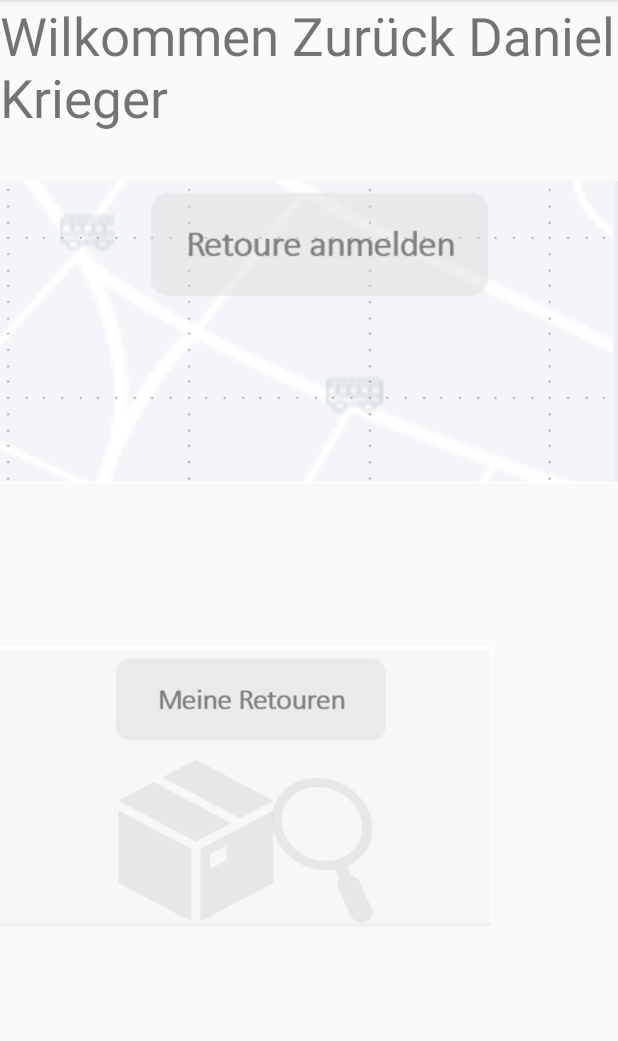
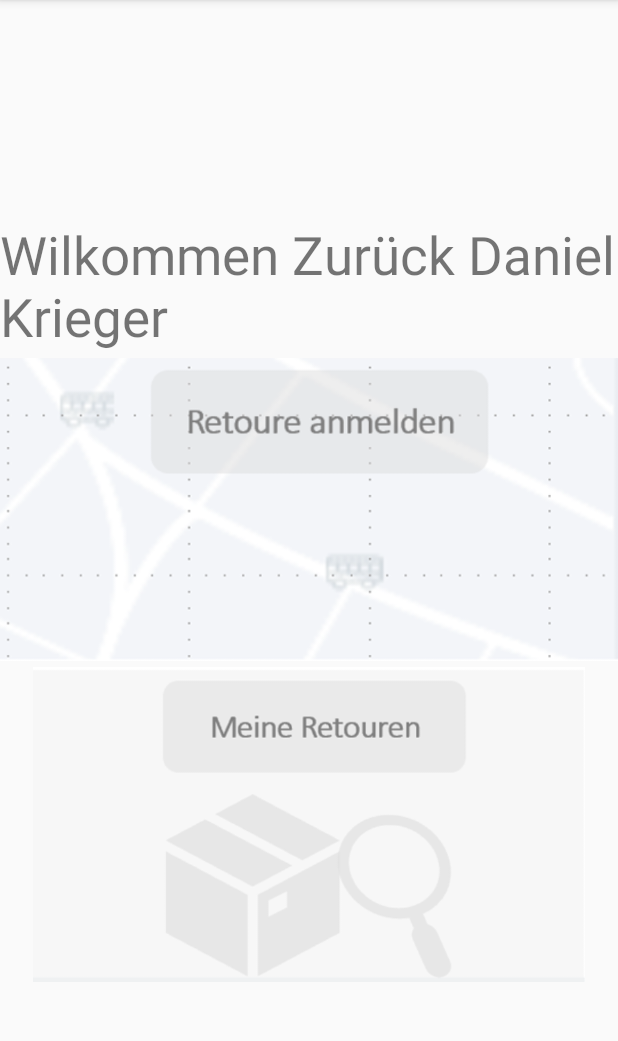
Before and after one commit to DanielKriegerTU/ReTu2, an Android app: the screen it shows after launch (MainMenu), on a phone screen of 412 x 824 dp, the part 84-1125 px from its top. Run offline under Robolectric (Android 15) with nearby library versions, the phone set to English and light mode, and no system bars; our stand-ins replace Room's generated code; libraries missing offline, so code that uses them is left out: android.arch.persistence.

```diff
--- a/app/src/main/java/com/example/danie/retu/RetourenDAO.java
+++ b/app/src/main/java/com/example/danie/retu/RetourenDAO.java
@@ -18,7 +18,7 @@ public interface RetourenDAO {
     @Query("DELETE FROM retouren")
     void deleteAll();
 
-    @Query(("DELETE FROM retouren WHERE retoureID = :ID" ))
+    @Query("DELETE FROM retouren WHERE retoureID = :ID" )
      void deleteById(String ID);
 
     @Update
@@ -27,4 +27,10 @@ public interface RetourenDAO {
     @Query("SELECT * from retouren")
      List<RetourenEntity> getAllRetouren();
 
+    @Query("SELECT retoureID FROM retouren WHERE retoureID LIKE :search " )
+     List<String> findID(String search);
+
+
+
+
 }
--- a/app/src/main/java/com/example/danie/retu/RetourenDatenbank.java
+++ b/app/src/main/java/com/example/danie/retu/RetourenDatenbank.java
@@ -1,8 +1,10 @@
 package com.example.danie.retu;
 
+import android.arch.persistence.db.SupportSQLiteDatabase;
 import android.arch.persistence.room.Database;
 import android.arch.persistence.room.Room;
 import android.arch.persistence.room.RoomDatabase;
+import android.arch.persistence.room.migration.Migration;
 import android.content.Context;
 
 @Database(entities = {RetourenEntity.class}, version = 1, exportSchema = false)
@@ -10,4 +12,5 @@ public abstract class RetourenDatenbank extends RoomDatabase {
 
     public abstract RetourenDAO getRetourenDAO();
 
+
     }
--- /dev/null
+++ b/app/src/main/res/drawable/border.xml
@@ -0,0 +1,6 @@
+<?xml version="1.0" encoding="UTF-8"?>
+<shape xmlns:android="http://schemas.android.com/apk/res/android" android:shape="rectangle">
+    <corners android:radius="20dp"/>
+    <padding android:left="10dp" android:right="10dp" android:top="10dp" android:bottom="10dp"/>
+    <stroke android:width="5dp" android:color="#CCCCCC"/>
+</shape>
--- a/app/src/main/res/layout/activity_main_menu.xml
+++ b/app/src/main/res/layout/activity_main_menu.xml
@@ -10,39 +10,48 @@
         layout="@layout/action_bar"
         android:id="@+id/action_bar"/>
 
-    <TextView
-        android:id="@+id/textView12"
-        app:layout_constraintTop_toBottomOf="@id/action_bar"
+
+    <LinearLayout
         android:layout_width="match_parent"
         android:layout_height="wrap_content"
-        android:textSize="16pt"
-        android:text="Wilkommen Zurück Daniel Krieger" />
+        android:layout_marginTop="32dp"
+        android:orientation="vertical"
+
+        app:layout_constraintTop_toBottomOf="@id/action_bar"
+        app:layout_constraintBottom_toBottomOf="parent"
+        >
+
+        <TextView
+            android:id="@+id/textView12"
+            android:layout_width="match_parent"
+            android:layout_height="wrap_content"
+
+            android:text="Wilkommen Zurück Daniel Krieger"
+            android:textSize="16pt" />
+
+        <ImageView
+            android:id="@+id/retoureanmelden"
+            android:layout_width="match_parent"
+            android:layout_height="210dp"
+            android:layout_weight="1"
+
+            android:clickable="true"
+            android:onClick="OnClickRetoureAnmelden"
+            app:srcCompat="@drawable/retoureanmelden" />
+
+        <ImageView
+            android:id="@+id/meineretouren"
+            android:layout_width="wrap_content"
+            android:layout_height="210dp"
+            android:layout_weight="1"
 
 
 
-    <ImageView
-        app:layout_constraintTop_toBottomOf="@id/textView12"
-        android:id="@+id/retoureanmelden"
-        android:onClick="OnClickRetoureAnmelden"
-        android:layout_width="match_parent"
-        android:layout_height="wrap_content"
-        android:clickable="true"
-        app:srcCompat="@drawable/retoureanmelden"
-        />
+            android:clickable="true"
+            android:onClick="OnClickMeineRetouren"
+            app:srcCompat="@drawable/meineretouren" />
 
-    <ImageView
-        android:id="@+id/meineretouren"
-        android:layout_width="328dp"
-        android:layout_height="246dp"
-        android:layout_marginBottom="5dp"
-        android:clickable="true"
-        android:onClick="OnClickMeineRetouren"
-        app:layout_constraintBottom_toBottomOf="parent"
-        app:layout_constraintTop_toBottomOf="@id/retoureanmelden"
-        app:layout_constraintVertical_bias="0.292"
-        app:srcCompat="@drawable/meineretouren"
-        tools:layout_editor_absoluteX="41dp" />
-
+    </LinearLayout>
 
 
 </android.support.constraint.ConstraintLayout>
```
Also changed, not shown: app/src/main/java/com/example/danie/retu/Identifikation.java (+11 -1 lines), app/src/main/java/com/example/danie/retu/KameraIdentifikation.java (+20 -2 lines), app/src/main/java/com/example/danie/retu/MapsActivity.java (+22 -4 lines), app/src/main/java/com/example/danie/retu/MeineRetouren.java (+40 -4 lines), app/src/main/java/com/example/danie/retu/MeineRetourenAdapter.java (added, +52 -0 lines), app/src/main/java/com/example/danie/retu/RetourenEntity.java (+12 -1 lines), app/src/main/java/com/example/danie/retu/Uebersicht.java (+11 -1 lines), app/src/main/res/layout/activity_meine_retouren.xml (+3 -10 lines), app/src/main/res/layout/meine_reoturen_zeile.xml (added, +86 -0 lines), app/src/main/res/drawable/puppy.png (deleted), app/src/main/res/drawable/qrcodemeineretouren.png (added).
